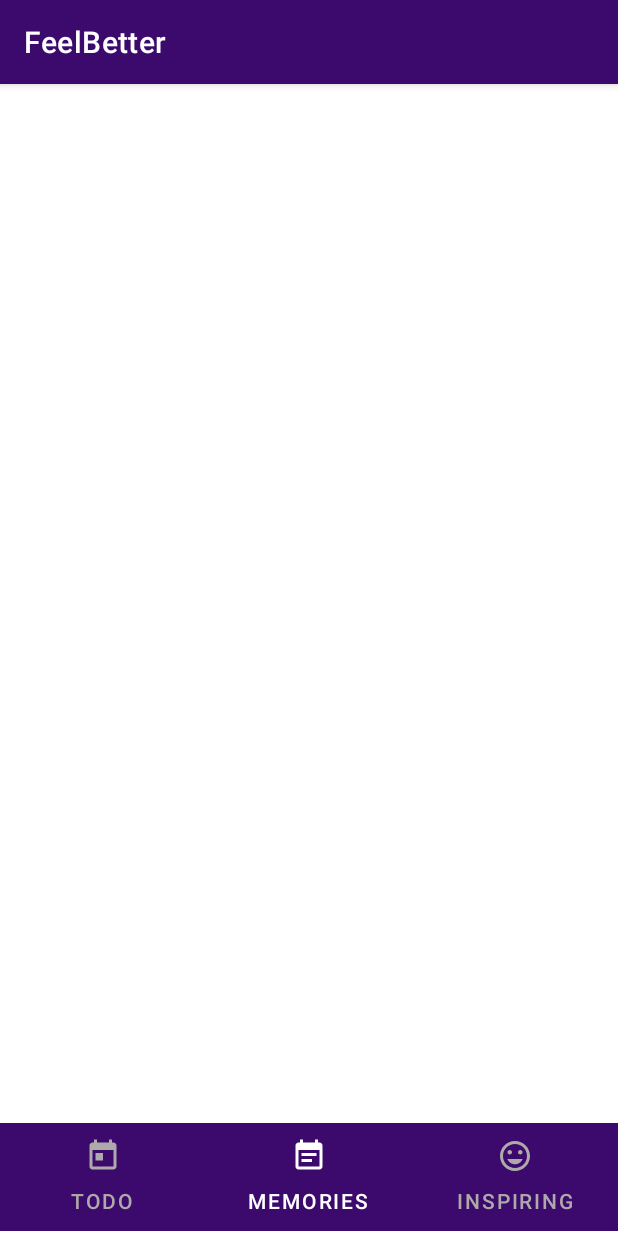
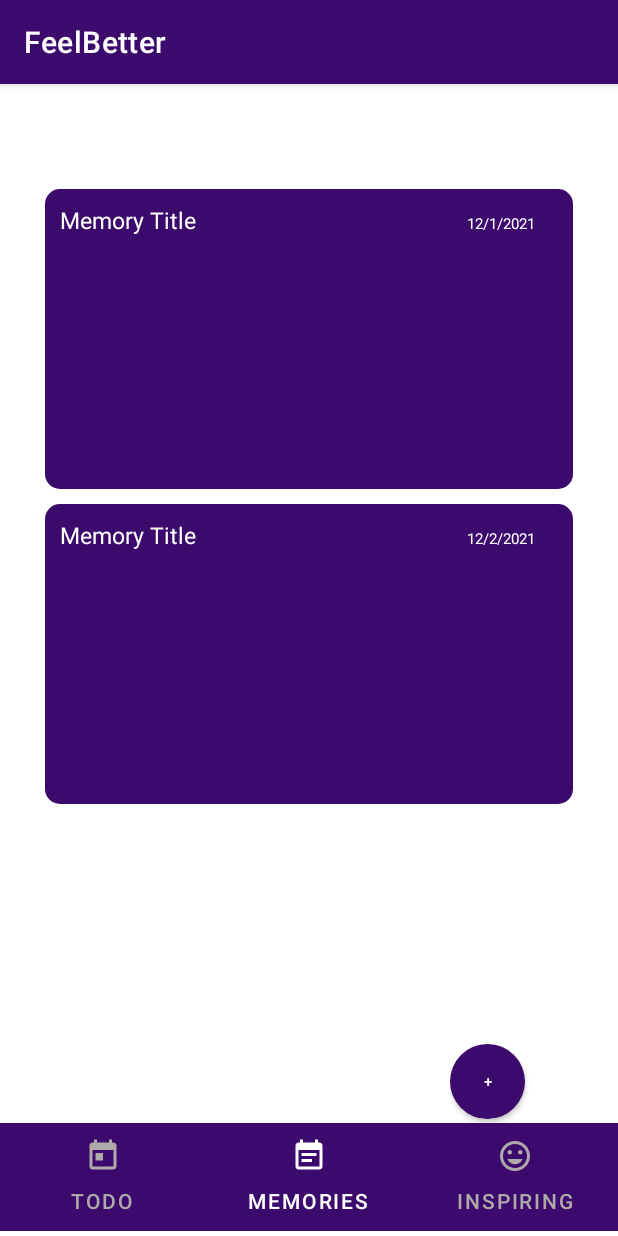
Before and after one commit to mrakhgari/FeelBetter, an Android app: the TodoFragment screen opened directly, with no data from a screen before it, item 2 of the bottom bar chosen, on a phone screen of 412 x 824 dp. Run offline under Robolectric (Android 15) with nearby library versions, the phone set to English and light mode, and no system bars; Roboto replaces fonts that are not available here.

Commit message:
memory page

```diff
--- a/app/src/main/res/layout/fragment_memories.xml
+++ b/app/src/main/res/layout/fragment_memories.xml
@@ -8,8 +8,88 @@
 
     <!-- TODO: Update blank fragment layout -->
 
-    <ListView
+<!--    <ListView-->
+<!--        android:layout_width="match_parent"-->
+<!--        android:layout_height="match_parent" />-->
+    <LinearLayout
         android:layout_width="match_parent"
-        android:layout_height="match_parent" />
+        android:layout_height="500dp"
+        android:layout_marginTop="40dp"
+        android:orientation="vertical"
+        android:padding="30dp">
+
+        <LinearLayout
+            android:layout_width="match_parent"
+            android:layout_height="200dp"
+            android:layout_marginBottom="10dp"
+            android:background="@drawable/task_shape"
+            android:orientation="horizontal">
+
+            <TextView
+                android:layout_width="wrap_content"
+                android:layout_height="wrap_content"
+                android:layout_marginEnd="100dp"
+                android:padding="10dp"
+                android:text="Memory Title"
+                android:textColor="@color/white"
+                android:textSize="15sp"/>
+            <TextView
+                android:layout_width="wrap_content"
+                android:layout_height="wrap_content"
+                android:layout_marginStart="70dp"
+                android:layout_marginEnd="20dp"
+                android:text="12/1/2021"
+                android:textColor="@color/white"
+                android:textSize="10sp"/>
+
+        </LinearLayout>
+
+
+        <LinearLayout
+            android:layout_width="match_parent"
+            android:layout_height="200dp"
+            android:background="@drawable/task_shape"
+            android:orientation="horizontal">
+
+            <TextView
+                android:layout_width="wrap_content"
+                android:layout_height="wrap_content"
+                android:layout_marginEnd="100dp"
+                android:padding="10dp"
+                android:text="Memory Title"
+                android:textColor="@color/white"
+                android:textSize="15sp" />
+            <TextView
+                android:layout_width="wrap_content"
+                android:layout_height="wrap_content"
+                android:layout_marginStart="70dp"
+                android:layout_marginEnd="20dp"
+                android:text="12/2/2021"
+                android:textColor="@color/white"
+                android:textSize="10sp"/>
+
+        </LinearLayout>
+
+    </LinearLayout>
+    <LinearLayout
+        android:layout_width="match_parent"
+        android:layout_height="match_parent"
+        android:orientation="vertical"
+        android:layout_marginTop="100dp"
+        android:layout_marginStart="300dp"
+        >
+
+        <Button
+            android:id="@+id/memory_add_button"
+            android:layout_width="50dp"
+            android:layout_height="50dp"
+            android:background="@drawable/round_button"
+            android:textAlignment="center"
+            android:textColor="@color/white"
+            android:text="+"
+            android:textSize="10sp" />
+
+    </LinearLayout>
+
 
 </LinearLayout>
--- a/app/src/main/res/layout/fragment_todo.xml
+++ b/app/src/main/res/layout/fragment_todo.xml
@@ -49,27 +49,26 @@
     <LinearLayout
         android:layout_width="match_parent"
         android:layout_height="330dp"
+        android:layout_marginTop="10dp"
         android:orientation="vertical"
-    android:layout_marginTop="10dp"
         android:padding="20dp">
 
         <LinearLayout
             android:layout_width="match_parent"
             android:layout_height="50dp"
+            android:layout_marginBottom="10dp"
             android:background="@drawable/task_shape"
-        android:layout_marginBottom="10dp"
             android:orientation="horizontal">
 
             <TextView
                 android:layout_width="wrap_content"
                 android:layout_height="wrap_content"
-            android:text="Task1"
-            android:textSize="15sp"
                 android:layout_gravity="center"
                 android:layout_marginEnd="100dp"
+                android:padding="10dp"
+                android:text="Task1"
                 android:textColor="@color/white"
-            android:padding="10dp"
-            />
+                android:textSize="15sp" />
 
         </LinearLayout>
 
@@ -83,13 +82,12 @@
             <TextView
                 android:layout_width="wrap_content"
                 android:layout_height="wrap_content"
-            android:text="Task2"
-            android:textSize="15sp"
                 android:layout_gravity="center"
                 android:layout_marginEnd="100dp"
+                android:padding="10dp"
+                android:text="Task2"
                 android:textColor="@color/white"
-            android:padding="10dp"
-            />
+                android:textSize="15sp" />
 
         </LinearLayout>
 
@@ -99,8 +97,8 @@
     android:layout_width="match_parent"
     android:layout_height="match_parent"
     android:orientation="vertical"
-    android:layout_marginTop="20dp"
-    android:layout_marginStart="280dp"
+    android:layout_marginTop="190dp"
+    android:layout_marginStart="300dp"
     >
 
     <Button
```
Lines whose indentation alone changed are shown as unchanged.
